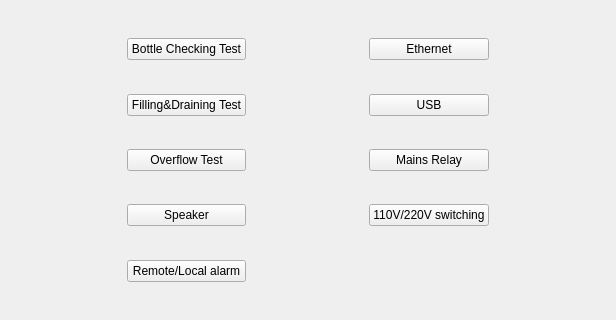
Above: ServiceSW/Master/Components/Diagnostics/Forms/System.ui from Liyezhong/Master before the change. Below: the same form after it.
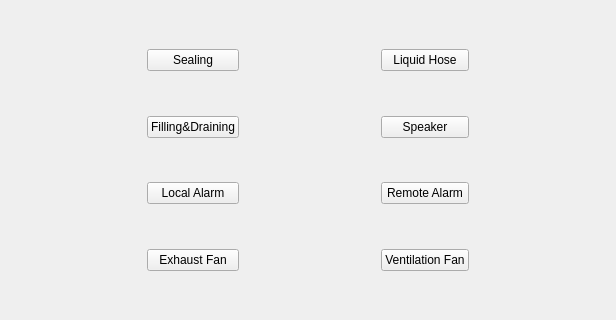
That is the form after the change.

Commit message: S:Update System UI for Diagnostics

Patch:
```diff
--- a/ServiceSW/Master/Components/Diagnostics/Forms/System.ui
+++ b/ServiceSW/Master/Components/Diagnostics/Forms/System.ui
@@ -27,13 +27,6 @@
      </property>
     </spacer>
    </item>
-   <item row="5" column="1">
-    <widget class="QPushButton" name="testOverflow">
-     <property name="text">
-      <string>Overflow Test</string>
-     </property>
-    </widget>
-   </item>
    <item row="2" column="1">
     <spacer name="verticalSpacer_2">
      <property name="orientation">
@@ -47,6 +40,13 @@
      </property>
     </spacer>
    </item>
+   <item row="5" column="1">
+    <widget class="QPushButton" name="testLocalAlarm">
+     <property name="text">
+      <string>Local Alarm</string>
+     </property>
+    </widget>
+   </item>
    <item row="6" column="1">
     <spacer name="verticalSpacer_4">
      <property name="orientation">
@@ -87,16 +87,16 @@
     </spacer>
    </item>
    <item row="3" column="3">
-    <widget class="QPushButton" name="testUSB">
+    <widget class="QPushButton" name="testSpeaker">
      <property name="text">
-      <string>USB</string>
+      <string>Speaker</string>
      </property>
     </widget>
    </item>
    <item row="7" column="3">
     <widget class="QPushButton" name="testVoltageSwitching">
      <property name="text">
-      <string>110V/220V switching</string>
+      <string>Ventilation Fan</string>
      </property>
     </widget>
    </item>
@@ -116,14 +116,14 @@
    <item row="5" column="3">
     <widget class="QPushButton" name="testMainsRelay">
      <property name="text">
-      <string>Mains Relay</string>
+      <string>Remote Alarm</string>
      </property>
     </widget>
    </item>
    <item row="7" column="1">
-    <widget class="QPushButton" name="testSpeaker">
+    <widget class="QPushButton" name="testExhaustFan">
      <property name="text">
-      <string>Speaker</string>
+      <string>Exhaust Fan</string>
      </property>
     </widget>
    </item>
@@ -143,21 +143,21 @@
    <item row="1" column="1">
     <widget class="QPushButton" name="testBottleChecking">
      <property name="text">
-      <string>Bottle Checking Test</string>
+      <string>Sealing</string>
      </property>
     </widget>
    </item>
    <item row="1" column="3">
     <widget class="QPushButton" name="testEthernet">
      <property name="text">
-      <string>Ethernet</string>
+      <string>Liquid Hose</string>
      </property>
     </widget>
    </item>
    <item row="3" column="1">
     <widget class="QPushButton" name="testFillingDraining">
      <property name="text">
-      <string>Filling&amp;&amp;Draining Test</string>
+      <string>Filling&amp;&amp;Draining</string>
      </property>
     </widget>
    </item>
@@ -174,26 +174,6 @@
      </property>
     </spacer>
    </item>
-   <item row="9" column="1">
-    <widget class="QPushButton" name="testAlarm">
-     <property name="text">
-      <string>Remote/Local alarm</string>
-     </property>
-    </widget>
-   </item>
-   <item row="10" column="1">
-    <spacer name="verticalSpacer_6">
-     <property name="orientation">
-      <enum>Qt::Vertical</enum>
-     </property>
-     <property name="sizeHint" stdset="0">
-      <size>
-       <width>20</width>
-       <height>40</height>
-      </size>
-     </property>
-    </spacer>
-   </item>
   </layout>
  </widget>
  <resources/>
```
Left out of the diff: 8 changed lines with no effect on the pictures. The commit also changes 6 other files.
